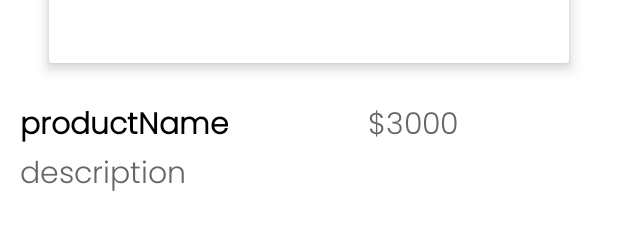
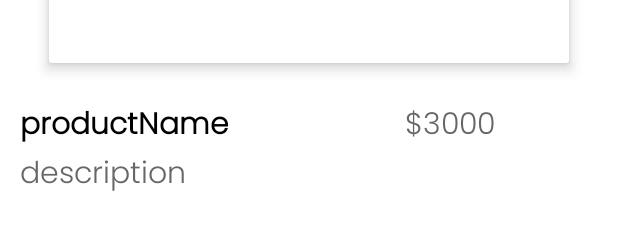
Before and after one commit to muradhani/task, an Android app: the layout fragment_product_detailes.xml on its own in the app's theme, with its tools: preview values and no code run, on a phone screen of 412 x 824 dp. Shown: the part 590-820 px from the top of the screen. Run offline under Robolectric (Android 15) with nearby library versions, the phone set to English and light mode, and no system bars.

```diff
--- a/app/build.gradle
+++ b/app/build.gradle
@@ -3,6 +3,7 @@ plugins {
     id 'org.jetbrains.kotlin.android'
     id 'kotlin-kapt'
     id 'com.google.dagger.hilt.android'
+    id 'androidx.navigation.safeargs'
 }
 
 android {
--- a/app/src/main/java/com/example/task/adapters/ProductsRvAdapter.kt
+++ b/app/src/main/java/com/example/task/adapters/ProductsRvAdapter.kt
@@ -14,9 +14,9 @@ class ProductsRvAdapter (
         binding.btnSeeProduct.setOnClickListener {
             productListnter.onProductClicked(item)
         }
-        binding.root.setOnClickListener{
-            productListnter.onProductClicked(item)
-        }
+//        binding.root.setOnClickListener{
+//            productListnter.onProductClicked(item)
+//        }
     }
 
     override fun getLayoutId(): Int {
--- a/app/src/main/java/com/example/task/fragments/ProductDetailesFragment.kt
+++ b/app/src/main/java/com/example/task/fragments/ProductDetailesFragment.kt
@@ -7,6 +7,7 @@ import android.view.LayoutInflater
 import android.view.View
 import android.view.ViewGroup
 import androidx.fragment.app.viewModels
+import androidx.navigation.fragment.navArgs
 import com.example.task.R
 import com.example.task.databinding.FragmentProductDetailesBinding
 import com.example.task.databinding.FragmentProductsBinding
@@ -17,14 +18,16 @@ class ProductDetailesFragment : Fragment() {
 
     private val viewModel: ProductDetailesViewModel by viewModels()
     private lateinit var binding : FragmentProductDetailesBinding
-
+    private val args:ProductDetailesFragmentArgs by navArgs()
     override fun onCreateView(
         inflater: LayoutInflater, container: ViewGroup?,
         savedInstanceState: Bundle?
     ): View? {
         binding = FragmentProductDetailesBinding.inflate(inflater)
         binding.lifecycleOwner = this
+        binding.product = args.product
         return binding.root
     }
 
+
 }
--- a/app/src/main/java/com/example/task/fragments/ProductsFragment.kt
+++ b/app/src/main/java/com/example/task/fragments/ProductsFragment.kt
@@ -7,6 +7,7 @@ import android.view.LayoutInflater
 import android.view.View
 import android.view.ViewGroup
 import androidx.fragment.app.viewModels
+import androidx.navigation.fragment.findNavController
 import com.example.domain.models.product.Product
 import com.example.task.R
 import com.example.task.adapters.ProductListnter
@@ -31,7 +32,8 @@ class ProductsFragment : Fragment() ,ProductListnter{
     }
 
     override fun onProductClicked(product: Product) {
-
+        val action = ProductsFragmentDirections.actionProductsFragmentToProductDetailesFragment(product)
+        findNavController().navigate(action)
     }
 
 
--- a/app/src/main/res/layout/fragment_product_detailes.xml
+++ b/app/src/main/res/layout/fragment_product_detailes.xml
@@ -8,7 +8,10 @@
             name="product"
             type="com.example.domain.models.product.Product" />
     </data>
-
+    <androidx.core.widget.NestedScrollView
+        android:layout_width="match_parent"
+        android:layout_height="match_parent"
+        android:background="@color/white">
         <androidx.constraintlayout.widget.ConstraintLayout
             android:layout_width="match_parent"
             android:background="@color/white"
@@ -26,7 +29,8 @@
                 app:layout_constraintTop_toTopOf="parent">
                 <ImageView
                     android:layout_width="match_parent"
-                android:layout_height="match_parent"/>
+                    android:layout_height="match_parent"
+                    setImage="@{product.image}"/>
             </androidx.cardview.widget.CardView>
 
             <LinearLayout
@@ -41,16 +45,18 @@
 
                 <TextView
                     style="@style/h3"
-                android:layout_width="wrap_content"
+                    android:layout_width="0dp"
                     android:layout_height="wrap_content"
-                android:layout_weight="1"
+                    android:layout_weight="2"
+                    android:maxLines="1"
+                    android:ellipsize="end"
                     android:text="@{product.title}"
                     android:textStyle="bold"
                     tools:text="productName" />
 
                 <TextView
                     style="@style/h3"
-                android:layout_width="wrap_content"
+                    android:layout_width="0dp"
                     android:layout_height="wrap_content"
                     android:layout_weight="1"
                     android:text="@{'$'+String.valueOf(product.price)}"
@@ -61,17 +67,17 @@
             <TextView
                 android:id="@+id/description"
                 style="@style/h3"
-            android:layout_width="wrap_content"
+                android:layout_width="0dp"
                 android:layout_height="wrap_content"
                 android:layout_weight="1"
                 android:text="@{product.description}"
                 android:textColor="@color/g_gray700"
-            android:maxWidth="@dimen/_250sdp"
-
                 android:ellipsize="end"
                 app:layout_constraintStart_toStartOf="parent"
                 app:layout_constraintTop_toBottomOf="@+id/linearLayout"
                 tools:text="description" />
 
         </androidx.constraintlayout.widget.ConstraintLayout>
+    </androidx.core.widget.NestedScrollView>
+
 </layout>
--- a/app/src/main/res/layout/fragment_products.xml
+++ b/app/src/main/res/layout/fragment_products.xml
@@ -15,6 +15,7 @@
     <androidx.constraintlayout.widget.ConstraintLayout
         android:layout_width="match_parent"
         android:layout_height="match_parent"
+        android:background="@color/white"
         tools:context=".fragments.ProductsFragment">
 
         <androidx.recyclerview.widget.RecyclerView
--- a/app/src/main/res/navigation/nav_graph.xml
+++ b/app/src/main/res/navigation/nav_graph.xml
@@ -18,5 +18,9 @@
         android:id="@+id/productDetailesFragment"
         android:name="com.example.task.fragments.ProductDetailesFragment"
         android:label="ProductDetailesFragment"
-        tools:layout="@layout/fragment_product_detailes"/>
+        tools:layout="@layout/fragment_product_detailes">
+        <argument
+            android:name="product"
+            app:argType="com.example.domain.models.product.Product" />
+    </fragment>
 </navigation>
--- a/domain/build.gradle
+++ b/domain/build.gradle
@@ -3,6 +3,7 @@ plugins {
     id 'org.jetbrains.kotlin.android'
     id 'kotlin-kapt'
     id 'com.google.dagger.hilt.android'
+    id 'kotlin-parcelize'
 }
 
 android {
--- a/domain/src/main/java/com/example/domain/models/product/Product.kt
+++ b/domain/src/main/java/com/example/domain/models/product/Product.kt
@@ -1,9 +1,13 @@
 package com.example.domain.models.product
 
+
+import android.os.Parcelable
 import androidx.room.Entity
 import androidx.room.PrimaryKey
+import kotlinx.android.parcel.Parcelize
 
 @Entity(tableName = "product")
+@Parcelize
 data class Product(
     @PrimaryKey
     val id: Int,
@@ -13,4 +17,4 @@ data class Product(
     val price: Double,
     val rating: Double,
     val title: String
-)
+) : Parcelable
```
Also changed, not shown: build.gradle (+8 -0 lines). Lines whose indentation alone changed are shown as unchanged.
